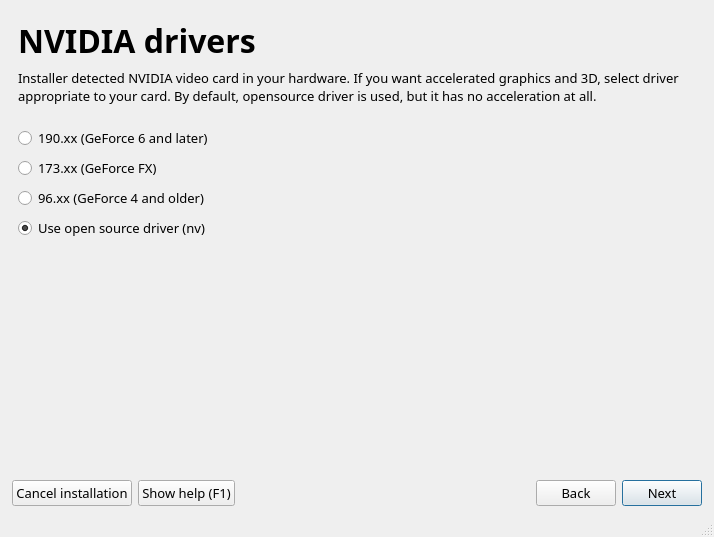
Before: the Qt Designer form guiinstaller/guisetup/mainwindow.ui in aix27249/mpkg, drawn with Qt 5.
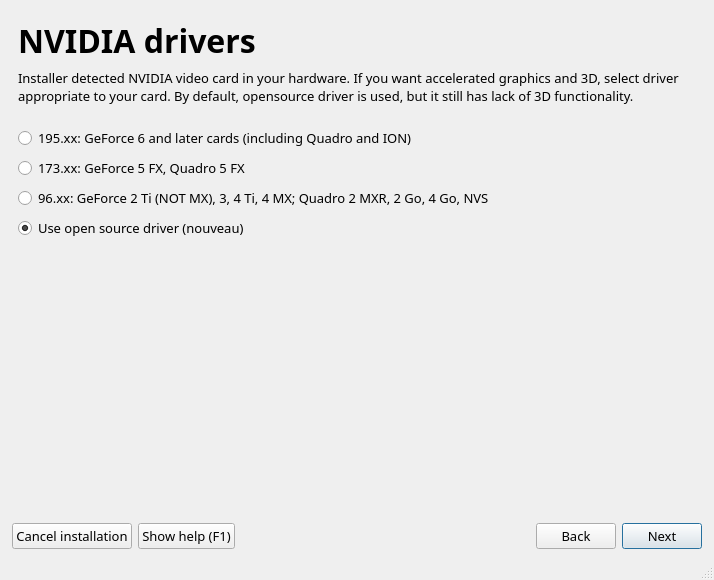
After: the same form once the commit is applied. The open tabs and pages were chosen to show the change. Icons and pictures are not drawn.

```diff
--- a/guiinstaller/guisetup/mainwindow.ui
+++ b/guiinstaller/guisetup/mainwindow.ui
@@ -7,7 +7,7 @@
     <x>0</x>
     <y>0</y>
     <width>714</width>
-    <height>537</height>
+    <height>580</height>
    </rect>
   </property>
   <property name="sizePolicy">
@@ -1335,7 +1335,7 @@
         <item>
          <widget class="QLabel" name="label_60">
           <property name="text">
-           <string>Installer detected NVIDIA video card in your hardware. If you want accelerated graphics and 3D, select driver appropriate to your card. By default, opensource driver is used, but it has no acceleration at all.</string>
+           <string>Installer detected NVIDIA video card in your hardware. If you want accelerated graphics and 3D, select driver appropriate to your card. By default, opensource driver is used, but it still has lack of 3D functionality.</string>
           </property>
           <property name="wordWrap">
            <bool>true</bool>
@@ -1361,7 +1361,7 @@
         <item>
          <widget class="QRadioButton" name="nvidia190RadioButton">
           <property name="text">
-           <string>190.xx (GeForce 6 and later)</string>
+           <string>195.xx: GeForce 6 and later cards (including Quadro and ION)</string>
           </property>
           <property name="checked">
            <bool>false</bool>
@@ -1371,21 +1371,21 @@
         <item>
          <widget class="QRadioButton" name="nvidia173RadioButton">
           <property name="text">
-           <string>173.xx (GeForce FX)</string>
+           <string>173.xx: GeForce 5 FX, Quadro 5 FX</string>
           </property>
          </widget>
         </item>
         <item>
          <widget class="QRadioButton" name="nvidia96RadioButton">
           <property name="text">
-           <string>96.xx (GeForce 4 and older)</string>
+           <string>96.xx: GeForce 2 Ti (NOT MX), 3, 4 Ti, 4 MX; Quadro 2 MXR, 2 Go, 4 Go, NVS</string>
           </property>
          </widget>
         </item>
         <item>
          <widget class="QRadioButton" name="nvidiaNVRadioButton">
           <property name="text">
-           <string>Use open source driver (nv)</string>
+           <string>Use open source driver (nouveau)</string>
           </property>
           <property name="checked">
            <bool>true</bool>
```
Left out of the diff: 8 changed lines with no effect on the pictures.
